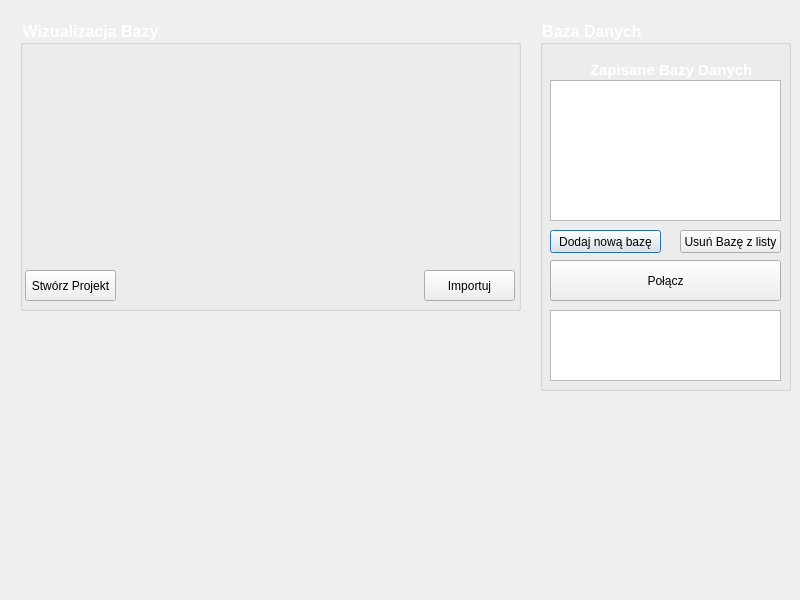
Before: the Qt Designer form ShoppedOUT/settingswindow.ui in Filemon279/ProjektCpp, drawn with Qt 5.
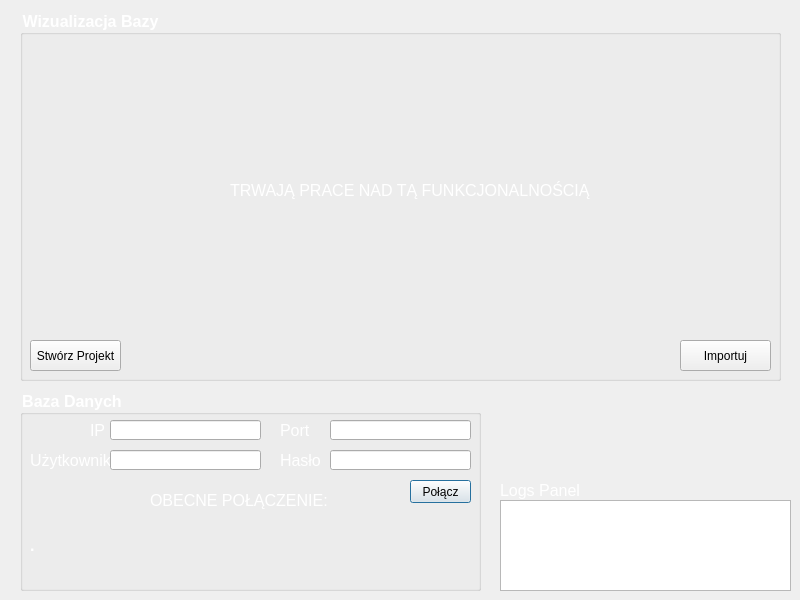
After: the same form once the commit is applied. Icons and pictures are not drawn.

Commit message: Skanowanie + Przekazywanie bazy danych | Koszyk

The edit to the form file:
```diff
--- a/ShoppedOUT/settingswindow.ui
+++ b/ShoppedOUT/settingswindow.ui
@@ -19,10 +19,10 @@
   <widget class="QGroupBox" name="BazaBox">
    <property name="geometry">
     <rect>
-     <x>540</x>
-     <y>20</y>
-     <width>251</width>
-     <height>371</height>
+     <x>20</x>
+     <y>390</y>
+     <width>461</width>
+     <height>201</height>
     </rect>
    </property>
    <property name="font">
@@ -39,21 +39,88 @@
    <property name="title">
     <string>Baza Danych</string>
    </property>
-   <widget class="QListView" name="listView">
+   <widget class="QLineEdit" name="lineEdit">
     <property name="geometry">
      <rect>
-      <x>10</x>
-      <y>60</y>
-      <width>231</width>
-      <height>141</height>
+      <x>90</x>
+      <y>30</y>
+      <width>151</width>
+      <height>20</height>
      </rect>
     </property>
    </widget>
-   <widget class="QLabel" name="label">
+   <widget class="QLineEdit" name="lineEdit_2">
     <property name="geometry">
      <rect>
-      <x>50</x>
-      <y>40</y>
+      <x>310</x>
+      <y>30</y>
+      <width>141</width>
+      <height>20</height>
+     </rect>
+    </property>
+   </widget>
+   <widget class="QPushButton" name="pushButton_6">
+    <property name="geometry">
+     <rect>
+      <x>390</x>
+      <y>90</y>
+      <width>61</width>
+      <height>23</height>
+     </rect>
+    </property>
+    <property name="text">
+     <string>Połącz</string>
+    </property>
+   </widget>
+   <widget class="QLabel" name="label_2">
+    <property name="geometry">
+     <rect>
+      <x>260</x>
+      <y>30</y>
+      <width>51</width>
+      <height>20</height>
+     </rect>
+    </property>
+    <property name="font">
+     <font>
+      <family>Arial</family>
+      <pointsize>12</pointsize>
+     </font>
+    </property>
+    <property name="styleSheet">
+     <string notr="true">color:white</string>
+    </property>
+    <property name="text">
+     <string>Port</string>
+    </property>
+   </widget>
+   <widget class="QLabel" name="label_3">
+    <property name="geometry">
+     <rect>
+      <x>70</x>
+      <y>30</y>
+      <width>51</width>
+      <height>20</height>
+     </rect>
+    </property>
+    <property name="font">
+     <font>
+      <family>Arial</family>
+      <pointsize>12</pointsize>
+     </font>
+    </property>
+    <property name="styleSheet">
+     <string notr="true">color:white</string>
+    </property>
+    <property name="text">
+     <string>IP</string>
+    </property>
+   </widget>
+   <widget class="QLabel" name="label_4">
+    <property name="geometry">
+     <rect>
+      <x>130</x>
+      <y>100</y>
       <width>191</width>
       <height>20</height>
      </rect>
@@ -61,7 +128,29 @@
     <property name="font">
      <font>
       <family>Arial</family>
-      <pointsize>11</pointsize>
+      <pointsize>12</pointsize>
+     </font>
+    </property>
+    <property name="styleSheet">
+     <string notr="true">color:white</string>
+    </property>
+    <property name="text">
+     <string>OBECNE POŁĄCZENIE:</string>
+    </property>
+   </widget>
+   <widget class="QLabel" name="StanPolaczenia">
+    <property name="geometry">
+     <rect>
+      <x>10</x>
+      <y>120</y>
+      <width>441</width>
+      <height>71</height>
+     </rect>
+    </property>
+    <property name="font">
+     <font>
+      <family>Arial</family>
+      <pointsize>12</pointsize>
       <weight>75</weight>
       <bold>true</bold>
      </font>
@@ -70,69 +159,84 @@
      <string notr="true">color:white</string>
     </property>
     <property name="text">
-     <string>Zapisane Bazy Danych</string>
+     <string>.</string>
     </property>
    </widget>
-   <widget class="QPushButton" name="pushButton">
+   <widget class="QLabel" name="label_6">
     <property name="geometry">
      <rect>
       <x>10</x>
-      <y>210</y>
-      <width>111</width>
-      <height>23</height>
+      <y>60</y>
+      <width>81</width>
+      <height>20</height>
      </rect>
     </property>
+    <property name="font">
+     <font>
+      <family>Arial</family>
+      <pointsize>12</pointsize>
+     </font>
+    </property>
+    <property name="styleSheet">
+     <string notr="true">color:white</string>
+    </property>
     <property name="text">
-     <string>Dodaj nową bazę</string>
+     <string>Użytkownik</string>
     </property>
    </widget>
-   <widget class="QPushButton" name="pushButton_2">
+   <widget class="QLineEdit" name="lineEdit_3">
     <property name="geometry">
      <rect>
-      <x>140</x>
-      <y>210</y>
-      <width>101</width>
-      <height>23</height>
+      <x>310</x>
+      <y>60</y>
+      <width>141</width>
+      <height>20</height>
      </rect>
     </property>
-    <property name="text">
-     <string>Usuń Bazę z listy</string>
+    <property name="echoMode">
+     <enum>QLineEdit::Password</enum>
     </property>
    </widget>
-   <widget class="QPushButton" name="pushButton_3">
+   <widget class="QLineEdit" name="lineEdit_4">
     <property name="geometry">
      <rect>
-      <x>10</x>
-      <y>240</y>
-      <width>231</width>
-      <height>41</height>
+      <x>90</x>
+      <y>60</y>
+      <width>151</width>
+      <height>20</height>
      </rect>
     </property>
-    <property name="text">
-     <string>Połącz</string>
-    </property>
    </widget>
-   <widget class="QTextEdit" name="infoField">
-    <property name="enabled">
-     <bool>true</bool>
-    </property>
+   <widget class="QLabel" name="label_7">
     <property name="geometry">
      <rect>
-      <x>10</x>
-      <y>290</y>
-      <width>231</width>
-      <height>71</height>
+      <x>260</x>
+      <y>60</y>
+      <width>51</width>
+      <height>20</height>
      </rect>
     </property>
+    <property name="font">
+     <font>
+      <family>Arial</family>
+      <pointsize>12</pointsize>
+     </font>
+    </property>
+    <property name="styleSheet">
+     <string notr="true">color:white</string>
+    </property>
+    <property name="text">
+     <string>Hasło</string>
+    </property>
    </widget>
   </widget>
   <widget class="QGroupBox" name="wizualizacjaBox">
    <property name="geometry">
     <rect>
      <x>20</x>
-     <y>20</y>
-     <width>501</width>
-     <height>291</height>
+     <y>10</y>
+     <width>761</width>
+     <height>371</height>
     </rect>
    </property>
    <property name="font">
@@ -152,8 +256,8 @@
    <widget class="QPushButton" name="pushButton_4">
     <property name="geometry">
      <rect>
-      <x>404</x>
-      <y>250</y>
+      <x>660</x>
+      <y>330</y>
       <width>91</width>
       <height>31</height>
      </rect>
@@ -165,8 +269,8 @@
    <widget class="QPushButton" name="pushButton_5">
     <property name="geometry">
      <rect>
-      <x>5</x>
-      <y>250</y>
+      <x>10</x>
+      <y>330</y>
       <width>91</width>
       <height>31</height>
      </rect>
@@ -175,6 +279,63 @@
      <string>Stwórz Projekt</string>
     </property>
    </widget>
+   <widget class="QLabel" name="label_5">
+    <property name="geometry">
+     <rect>
+      <x>210</x>
+      <y>170</y>
+      <width>361</width>
+      <height>20</height>
+     </rect>
+    </property>
+    <property name="font">
+     <font>
+      <family>Arial</family>
+      <pointsize>12</pointsize>
+     </font>
+    </property>
+    <property name="styleSheet">
+     <string notr="true">color:white</string>
+    </property>
+    <property name="text">
+     <string>TRWAJĄ PRACE NAD TĄ FUNKCJONALNOŚCIĄ</string>
+    </property>
+   </widget>
+  </widget>
+  <widget class="QTextEdit" name="infoField">
+   <property name="enabled">
+    <bool>true</bool>
+   </property>
+   <property name="geometry">
+    <rect>
+     <x>500</x>
+     <y>500</y>
+     <width>291</width>
+     <height>91</height>
+    </rect>
+   </property>
+  </widget>
+  <widget class="QLabel" name="label">
+   <property name="geometry">
+    <rect>
+     <x>500</x>
+     <y>480</y>
+     <width>101</width>
+     <height>20</height>
+    </rect>
+   </property>
+   <property name="font">
+    <font>
+     <family>Arial</family>
+     <pointsize>12</pointsize>
+    </font>
+   </property>
+   <property name="styleSheet">
+    <string notr="true">color:white</string>
+   </property>
+   <property name="text">
+    <string>Logs Panel</string>
+   </property>
   </widget>
  </widget>
  <resources/>
```
Left out of the diff: 12 changed lines with no effect on the pictures. The commit also changes 26 other files.
